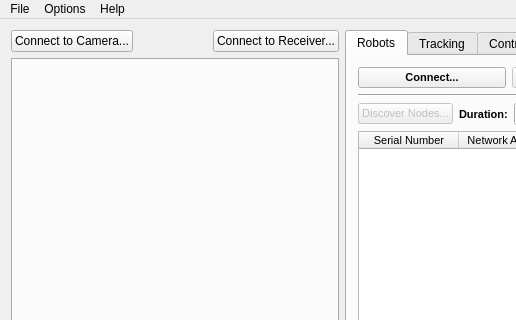
First picture: the form in qt-ebug2014-control-mc/qt-ebug2014-control-mc/MainWindow.ui, repository monash-wsrn/ebug2014-qt, before the edit; both pictures show x 0 to 516 and y 0 to 320 of the 684 by 565 pixel window.
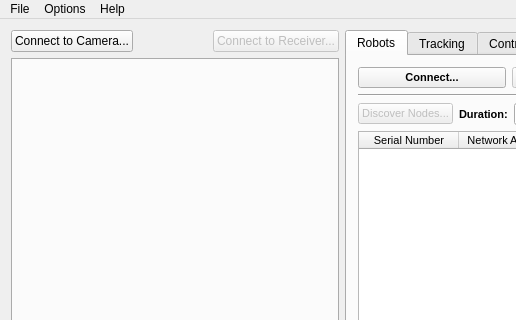
Second picture: the form after the edit. The open tabs and pages were chosen to show the change.

Diff of the .ui file:
```diff
--- a/qt-ebug2014-control-mc/qt-ebug2014-control-mc/MainWindow.ui
+++ b/qt-ebug2014-control-mc/qt-ebug2014-control-mc/MainWindow.ui
@@ -47,6 +47,9 @@
         </item>
         <item>
          <widget class="QPushButton" name="btnReceiverConnect">
+          <property name="enabled">
+           <bool>false</bool>
+          </property>
           <property name="text">
            <string>Connect to Receiver...</string>
           </property>
```
Left out of the diff: 2 changed lines with no effect on the pictures.
